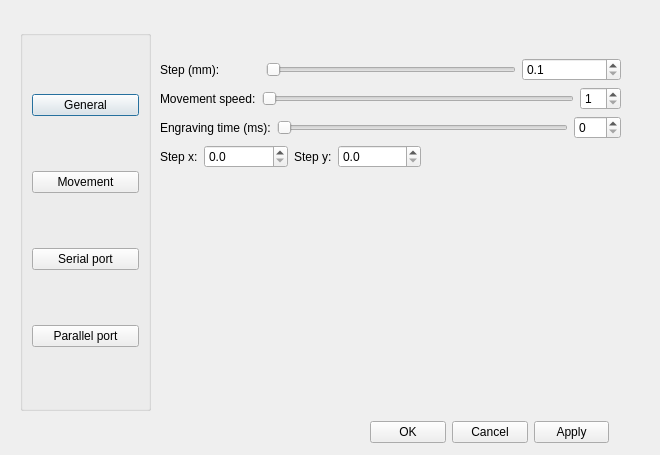
The window that mainwindow/settings.ui (CommName/Cengrave) describes before a commit, drawn with Qt 5.
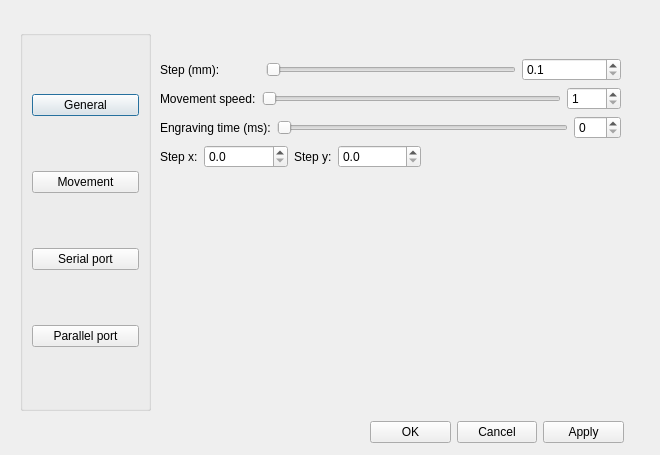
The same window after the commit. The open tabs and pages were chosen to show the change.

Commit message:
fixed a bug with a step
fixed a bug with a step

The edit to the form file:
```diff
--- a/mainwindow/settings.ui
+++ b/mainwindow/settings.ui
@@ -179,7 +179,7 @@
            <number>1</number>
           </property>
           <property name="maximum">
-           <number>80</number>
+           <number>1000</number>
           </property>
           <property name="orientation">
            <enum>Qt::Horizontal</enum>
@@ -192,7 +192,7 @@
            <number>1</number>
           </property>
           <property name="maximum">
-           <number>80</number>
+           <number>1000</number>
           </property>
          </widget>
         </item>
@@ -839,7 +839,7 @@
     <rect>
      <x>370</x>
      <y>420</y>
-     <width>239</width>
+     <width>254</width>
      <height>25</height>
     </rect>
    </property>
```
Left out of the diff: 2 changed lines with no effect on the pictures. The commit also changes 1 other file.
